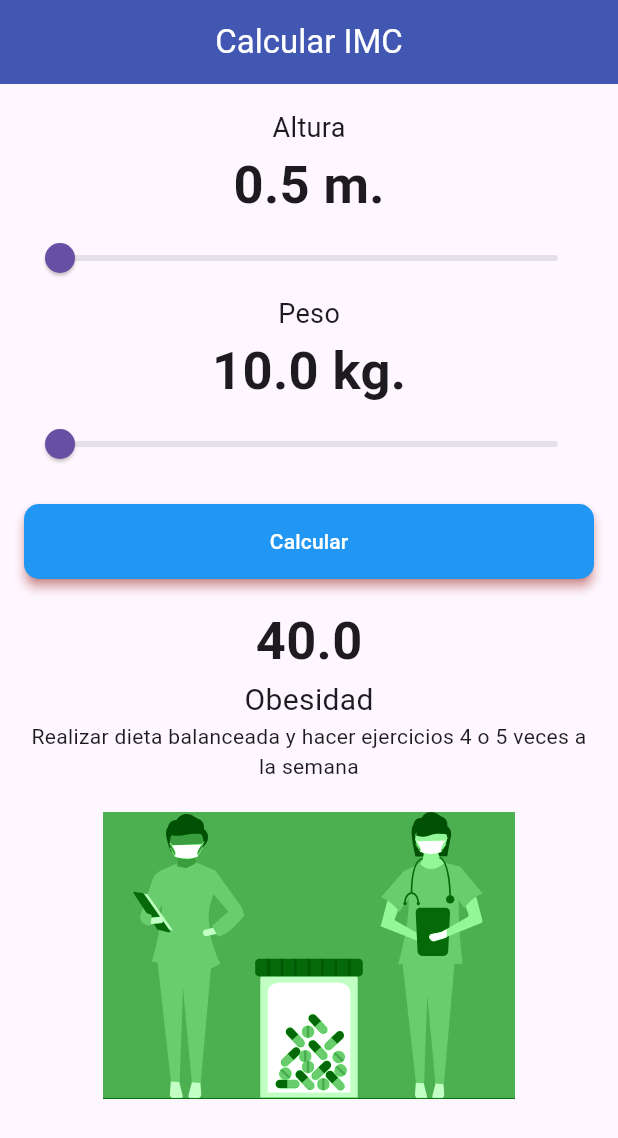
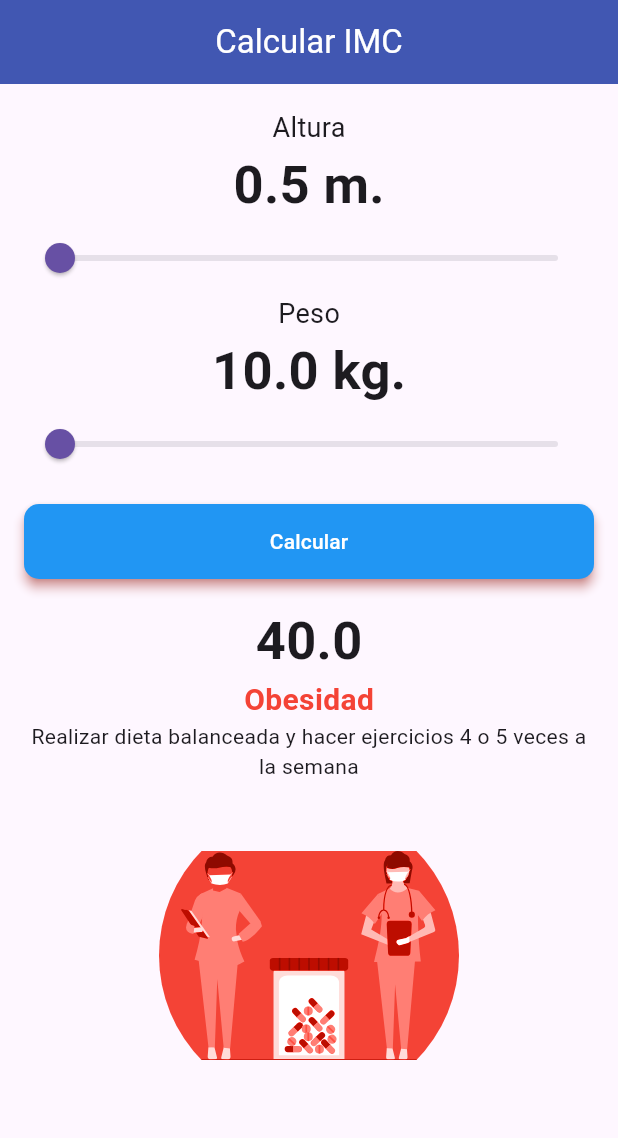
Before and after one commit to fr4nsgallegos/imcappg10, a Flutter app: the screen it shows after launch, after a tap on "Calcular", on a phone screen of 412 x 824 dp. Shown: the top 1138 px of the screen. Run offline on Flutter 3.47's test engine with Material 3 defaults, Android fonts, the phone set to English and light mode, and no system bars; our stand-ins replace flutter_svg.

Commit message:
app terminado

```diff
--- a/lib/models/imc_model.dart
+++ b/lib/models/imc_model.dart
@@ -18,24 +18,24 @@ List<ImcModel> imcList = [
   ImcModel(
     titulo: "Bajo peso",
     recomendacion: "Se debe alimentar con nutrientes necesarios",
-    pathImage: "assets/images/bajopeso.png",
+    pathImage: "assets/images/bajopeso.svg",
     color: Colors.yellow,
   ),
   ImcModel(
       titulo: "Normal",
       recomendacion: "El IMC es normal, manten una dieta balanceada",
-      pathImage: "assets/images/normal.png",
+      pathImage: "assets/images/normal.svg",
       color: Colors.green),
   ImcModel(
       titulo: "Sobrepeso",
       recomendacion:
           "Debes salir a correr 1 o 2 veces a la semana y tomar agua.",
-      pathImage: "assets/images/sobrepeso.png",
+      pathImage: "assets/images/sobrepeso.svg",
       color: Colors.orange),
   ImcModel(
       titulo: "Obesidad",
       recomendacion:
           "Realizar dieta balanceada y hacer ejercicios 4 o 5 veces a la semana",
-      pathImage: "assets/images/obesidad.png",
+      pathImage: "assets/images/obesidad.svg",
       color: Colors.red),
 ];
--- a/lib/pages/imc_page.dart
+++ b/lib/pages/imc_page.dart
@@ -83,7 +83,8 @@ class _ImcPageState extends State<ImcPage> {
         ),
         Text(
           imcModel.titulo,
-          style: TextStyle(fontSize: 20),
+          style: TextStyle(
+              fontSize: 20, fontWeight: FontWeight.bold, color: imcModel.color),
         ),
         Text(
           imcModel.recomendacion,
@@ -91,7 +92,7 @@ class _ImcPageState extends State<ImcPage> {
         ),
         Container(
           margin: EdgeInsets.all(16),
-          width: MediaQuery.of(context).size.width / 1.5,
+          width: 200,
           height: 200,
           decoration: BoxDecoration(
             shape: BoxShape.circle,
@@ -100,12 +101,15 @@ class _ImcPageState extends State<ImcPage> {
             //   image: AssetImage("assets/images/normal.png"),
             // ),
           ),
-          child: SvgPicture.asset(
-            "assets/images/obesidad.svg",
-            // color: Colors.yellow,
-            colorFilter: ColorFilter.mode(
-              Colors.green,
-              BlendMode.color,
+          child: ClipOval(
+            child: SvgPicture.asset(
+              imcModel.pathImage,
+              // color: Colors.yellow,
+              colorFilter: ColorFilter.mode(
+                imcModel.color,
+                BlendMode.color,
+              ),
+              fit: BoxFit.contain,
             ),
           ),
         ),
```
